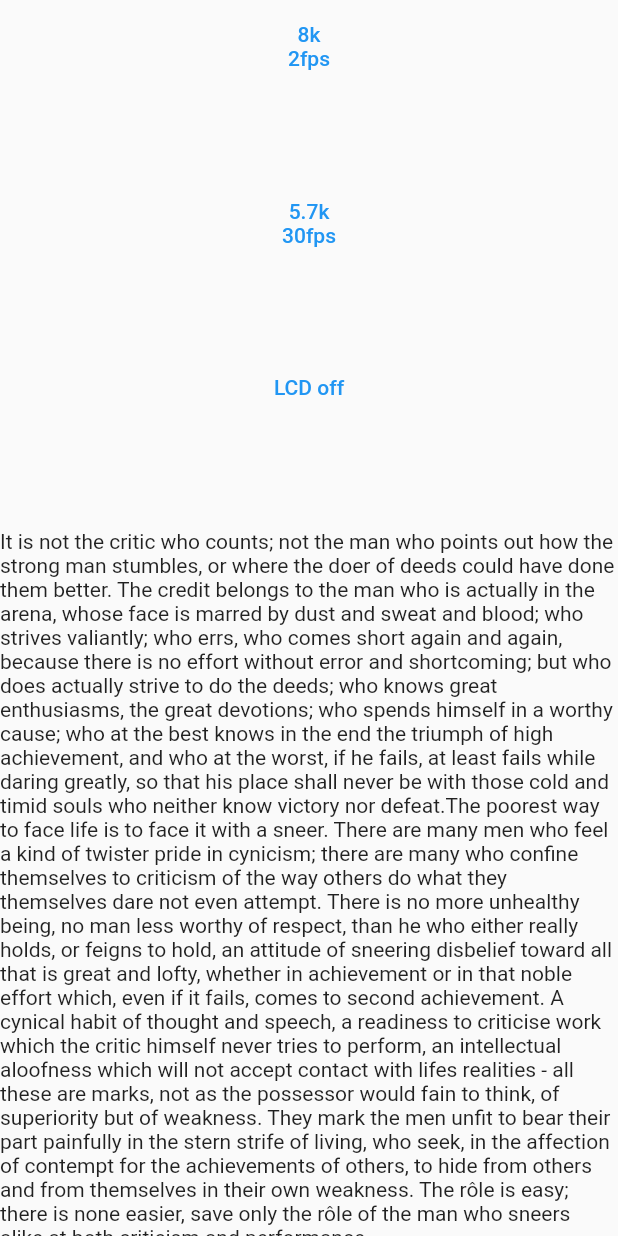
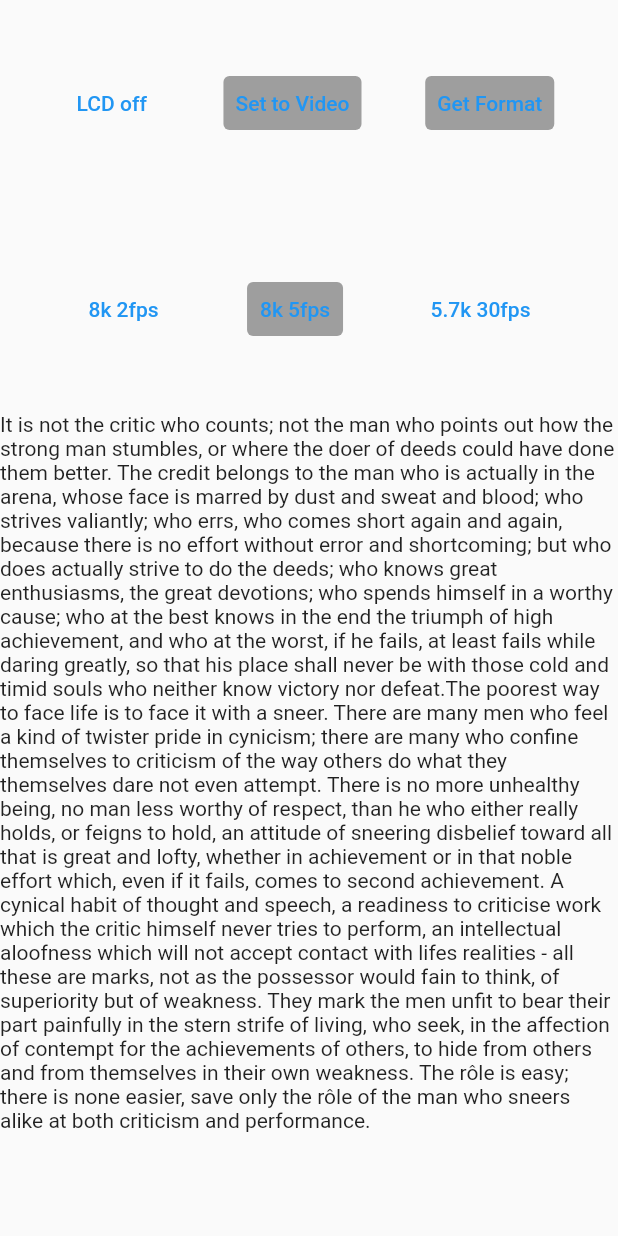
Before and after one commit to jcasman/video_wizard, a Flutter app: the screen it shows after launch, on a phone screen of 412 x 824 dp. Run offline on Flutter 3.47's test engine with Material 2 defaults, Android fonts, the phone set to English and light mode, and no system bars; our stand-ins replace bloc, equatable, flutter_bloc.

Commit message:
button layout template template spaces for Set to Video, Get Format, 8K 5fps. Restructured file layout for rows and bttons.

```diff
--- a/lib/main.dart
+++ b/lib/main.dart
@@ -1,9 +1,8 @@
 import 'package:flutter/material.dart';
 import 'package:flutter_bloc/flutter_bloc.dart';
 import 'blocs/bloc/theta_response_bloc.dart';
-import 'view/camera_control_source_button.dart';
-import 'view/eight_k_two_button.dart';
-import 'view/five_seven_k_button.dart';
+import 'view/groups/button_group_one.dart';
+import 'view/groups/button_group_two.dart';
 
 void main() {
   runApp(const MyApp());
@@ -28,15 +27,11 @@ class MyApp extends StatelessWidget {
                       children: [
                         const Expanded(
                           flex: 1,
-                          child: EightKTwoButton(),
+                          child: ButtonGroupOne(),
                         ),
                         const Expanded(
                           flex: 1,
-                          child: FiveSevenKButton(),
-                        ),
-                        const Expanded(
-                          flex: 1,
-                          child: CameraControlSourceButton(),
+                          child: ButtonGroupTwo(),
                         ),
                         Expanded(
                           flex: 4,
--- a/lib/view/camera_control_source_button.dart
+++ b/lib/view/buttons/camera_control_source_button.dart
@@ -1,7 +1,7 @@
 import 'package:flutter/material.dart';
 import 'package:flutter_bloc/flutter_bloc.dart';
 
-import '../blocs/bloc/theta_response_bloc.dart';
+import '../../blocs/bloc/theta_response_bloc.dart';
 
 class CameraControlSourceButton extends StatelessWidget {
   const CameraControlSourceButton({
@@ -11,14 +11,7 @@ class CameraControlSourceButton extends StatelessWidget {
   @override
   Widget build(BuildContext context) {
     return TextButton(
-      child: Padding(
-        padding: const EdgeInsets.all(7.0),
-        child: Column(
-          children: const [
-            Text('LCD off'),
-          ],
-        ),
-      ),
+      child: const Text('LCD off'),
       onPressed: () {
         context.read<ThetaResponseBloc>().add(CameraControlSourceEvent());
       },
--- a/lib/view/eight_k_two_button.dart
+++ b/lib/view/buttons/eight_k_two_button.dart
@@ -1,7 +1,7 @@
 import 'package:flutter/material.dart';
 import 'package:flutter_bloc/flutter_bloc.dart';
 
-import '../blocs/bloc/theta_response_bloc.dart';
+import '../../blocs/bloc/theta_response_bloc.dart';
 
 class EightKTwoButton extends StatelessWidget {
   const EightKTwoButton({
@@ -11,15 +11,7 @@ class EightKTwoButton extends StatelessWidget {
   @override
   Widget build(BuildContext context) {
     return TextButton(
-      child: Padding(
-        padding: const EdgeInsets.all(7.0),
-        child: Column(
-          children: const [
-            Text('8k'),
-            Text('2fps'),
-          ],
-        ),
-      ),
+      child: const Text('8k 2fps'),
       onPressed: () {
         context.read<ThetaResponseBloc>().add(EightKEvent());
       },
--- a/lib/view/five_seven_k_button.dart
+++ b/lib/view/buttons/five_seven_k_button.dart
@@ -1,7 +1,7 @@
 import 'package:flutter/material.dart';
 import 'package:flutter_bloc/flutter_bloc.dart';
 
-import '../blocs/bloc/theta_response_bloc.dart';
+import '../../blocs/bloc/theta_response_bloc.dart';
 
 class FiveSevenKButton extends StatelessWidget {
   const FiveSevenKButton({
@@ -14,15 +14,7 @@ class FiveSevenKButton extends StatelessWidget {
       onPressed: () {
         context.read<ThetaResponseBloc>().add(FiveSevenKEvent());
       },
-      child: Padding(
-        padding: const EdgeInsets.all(7.0),
-        child: Column(
-          children: const [
-            Text('5.7k'),
-            Text('30fps'),
-          ],
-        ),
-      ),
+      child: const Text('5.7k 30fps'),
     );
   }
 }
--- /dev/null
+++ b/lib/view/groups/button_group_one.dart
@@ -0,0 +1,35 @@
+import 'package:flutter/material.dart';
+
+import '../buttons/camera_control_source_button.dart';
+
+class ButtonGroupOne extends StatelessWidget {
+  const ButtonGroupOne({
+    Key? key,
+  }) : super(key: key);
+
+  @override
+  Widget build(BuildContext context) {
+    return Row(
+      mainAxisAlignment: MainAxisAlignment.spaceEvenly,
+      children: [
+        const CameraControlSourceButton(),
+        TextButton(
+          onPressed: () {
+            print('set to video mode');
+          },
+          //TODO:extract as separate button and add logic
+          style: TextButton.styleFrom(backgroundColor: Colors.grey),
+          child: const Text('Set to Video'),
+        ),
+        TextButton(
+          onPressed: () {
+            print('get format options');
+          },
+          //TODO:extract as separate button and add logic
+          style: TextButton.styleFrom(backgroundColor: Colors.grey),
+          child: const Text('Get Format'),
+        ),
+      ],
+    );
+  }
+}
--- /dev/null
+++ b/lib/view/groups/button_group_two.dart
@@ -0,0 +1,27 @@
+import 'package:flutter/material.dart';
+
+import '../buttons/eight_k_two_button.dart';
+import '../buttons/five_seven_k_button.dart';
+
+class ButtonGroupTwo extends StatelessWidget {
+  const ButtonGroupTwo({
+    Key? key,
+  }) : super(key: key);
+
+  @override
+  Widget build(BuildContext context) {
+    return Row(
+      mainAxisAlignment: MainAxisAlignment.spaceEvenly,
+      children: [
+        const EightKTwoButton(),
+        //TODO: extract as separate Widget
+        TextButton(
+          style: TextButton.styleFrom(backgroundColor: Colors.grey),
+          child: const Text('8k 5fps'),
+          onPressed: () {},
+        ),
+        const FiveSevenKButton(),
+      ],
+    );
+  }
+}
```
Also changed, not shown: 1 other file.
